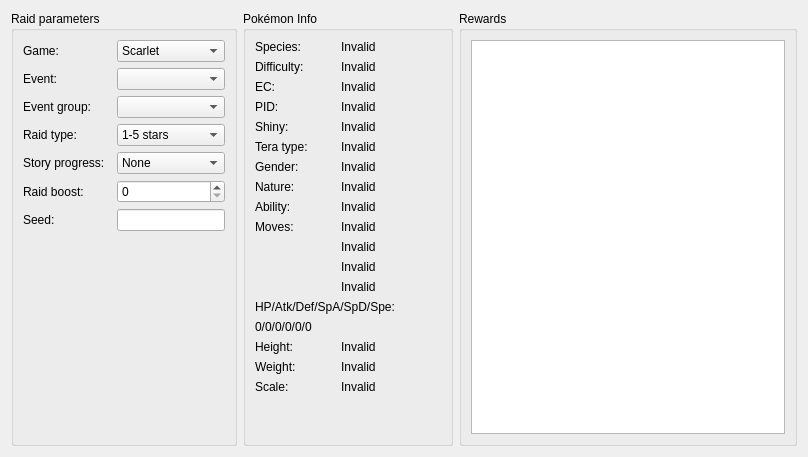
This is RaidCalc/SeedViewerDialog.ui in MewTracker/sv-research as Qt 5 draws it before an edit. The edited form follows.
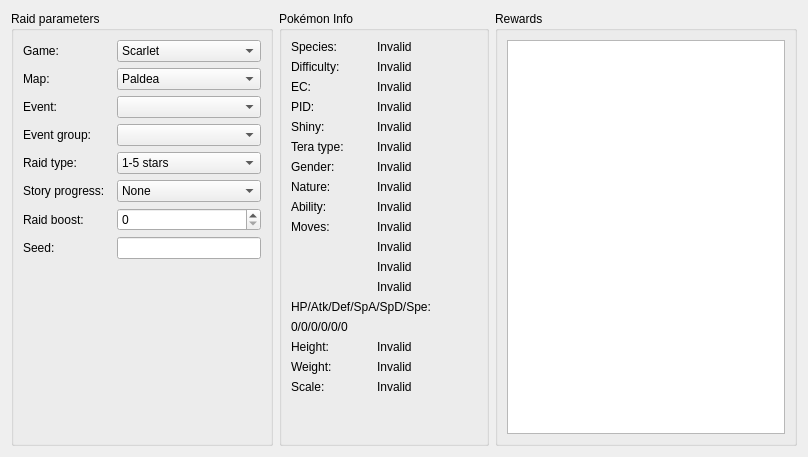
This is the edited form.

Diff of the .ui file:
```diff
--- a/RaidCalc/SeedViewerDialog.ui
+++ b/RaidCalc/SeedViewerDialog.ui
@@ -32,56 +32,21 @@
       <string>Raid parameters</string>
      </property>
      <layout class="QGridLayout" name="gridLayout">
-      <item row="1" column="0">
-       <widget class="QLabel" name="labelEvent">
-        <property name="text">
-         <string>Event:</string>
-        </property>
-       </widget>
-      </item>
-      <item row="4" column="0">
-       <widget class="QLabel" name="labelStage">
-        <property name="text">
-         <string>Story progress:</string>
-        </property>
-       </widget>
-      </item>
-      <item row="3" column="0" colspan="2">
-       <widget class="QLabel" name="labelRaidType">
-        <property name="text">
-         <string>Raid type:</string>
-        </property>
-       </widget>
-      </item>
       <item row="6" column="0">
-       <widget class="QLabel" name="labelSeed">
-        <property name="text">
-         <string>Seed:</string>
-        </property>
-       </widget>
-      </item>
-      <item row="5" column="0">
        <widget class="QLabel" name="labelRaidBoost">
         <property name="text">
          <string>Raid boost:</string>
         </property>
        </widget>
       </item>
-      <item row="0" column="2">
-       <widget class="QComboBox" name="comboBoxGame">
-        <item>
-         <property name="text">
-          <string>Scarlet</string>
-         </property>
-        </item>
-        <item>
-         <property name="text">
-          <string>Violet</string>
-         </property>
-        </item>
+      <item row="5" column="0">
+       <widget class="QLabel" name="labelStage">
+        <property name="text">
+         <string>Story progress:</string>
+        </property>
        </widget>
       </item>
-      <item row="7" column="2">
+      <item row="8" column="2">
        <spacer name="verticalSpacer">
         <property name="orientation">
          <enum>Qt::Vertical</enum>
@@ -94,7 +59,7 @@
         </property>
        </spacer>
       </item>
-      <item row="4" column="2">
+      <item row="5" column="2">
        <widget class="QComboBox" name="comboBoxStage">
         <item>
          <property name="text">
@@ -123,21 +88,14 @@
         </item>
        </widget>
       </item>
-      <item row="3" column="2">
-       <widget class="QComboBox" name="comboBoxRaidType">
-        <item>
-         <property name="text">
-          <string>1-5 stars</string>
-         </property>
-        </item>
-        <item>
-         <property name="text">
-          <string>6-7 stars</string>
-         </property>
-        </item>
+      <item row="2" column="0">
+       <widget class="QLabel" name="labelEvent">
+        <property name="text">
+         <string>Event:</string>
+        </property>
        </widget>
       </item>
-      <item row="6" column="2">
+      <item row="7" column="2">
        <widget class="QLineEdit" name="editSeed">
         <property name="baseSize">
          <size>
@@ -147,33 +105,96 @@
         </property>
        </widget>
       </item>
-      <item row="1" column="2">
-       <widget class="QComboBox" name="comboBoxEvent"/>
-      </item>
-      <item row="0" column="0" colspan="2">
-       <widget class="QLabel" name="labelGame">
-        <property name="text">
-         <string>Game:</string>
-        </property>
-       </widget>
-      </item>
-      <item row="5" column="2">
+      <item row="6" column="2">
        <widget class="QSpinBox" name="spinBoxRaidBoost">
         <property name="maximum">
          <number>3</number>
         </property>
        </widget>
       </item>
-      <item row="2" column="0">
+      <item row="0" column="2">
+       <widget class="QComboBox" name="comboBoxGame">
+        <item>
+         <property name="text">
+          <string>Scarlet</string>
+         </property>
+        </item>
+        <item>
+         <property name="text">
+          <string>Violet</string>
+         </property>
+        </item>
+       </widget>
+      </item>
+      <item row="3" column="0">
        <widget class="QLabel" name="labelEventGroup">
         <property name="text">
          <string>Event group:</string>
         </property>
        </widget>
       </item>
-      <item row="2" column="2">
+      <item row="4" column="0" colspan="2">
+       <widget class="QLabel" name="labelRaidType">
+        <property name="text">
+         <string>Raid type:</string>
+        </property>
+       </widget>
+      </item>
+      <item row="3" column="2">
        <widget class="QComboBox" name="comboBoxEventGroup"/>
       </item>
+      <item row="7" column="0">
+       <widget class="QLabel" name="labelSeed">
+        <property name="text">
+         <string>Seed:</string>
+        </property>
+       </widget>
+      </item>
+      <item row="4" column="2">
+       <widget class="QComboBox" name="comboBoxRaidType">
+        <item>
+         <property name="text">
+          <string>1-5 stars</string>
+         </property>
+        </item>
+        <item>
+         <property name="text">
+          <string>6-7 stars</string>
+         </property>
+        </item>
+       </widget>
+      </item>
+      <item row="0" column="0" colspan="2">
+       <widget class="QLabel" name="labelGame">
+        <property name="text">
+         <string>Game:</string>
+        </property>
+       </widget>
+      </item>
+      <item row="2" column="2">
+       <widget class="QComboBox" name="comboBoxEvent"/>
+      </item>
+      <item row="1" column="0">
+       <widget class="QLabel" name="labelMap">
+        <property name="text">
+         <string>Map:</string>
+        </property>
+       </widget>
+      </item>
+      <item row="1" column="2">
+       <widget class="QComboBox" name="comboBoxMap">
+        <item>
+         <property name="text">
+          <string>Paldea</string>
+         </property>
+        </item>
+        <item>
+         <property name="text">
+          <string>Kitakami (Teal Mask)</string>
+         </property>
+        </item>
+       </widget>
+      </item>
      </layout>
     </widget>
    </item>
```
